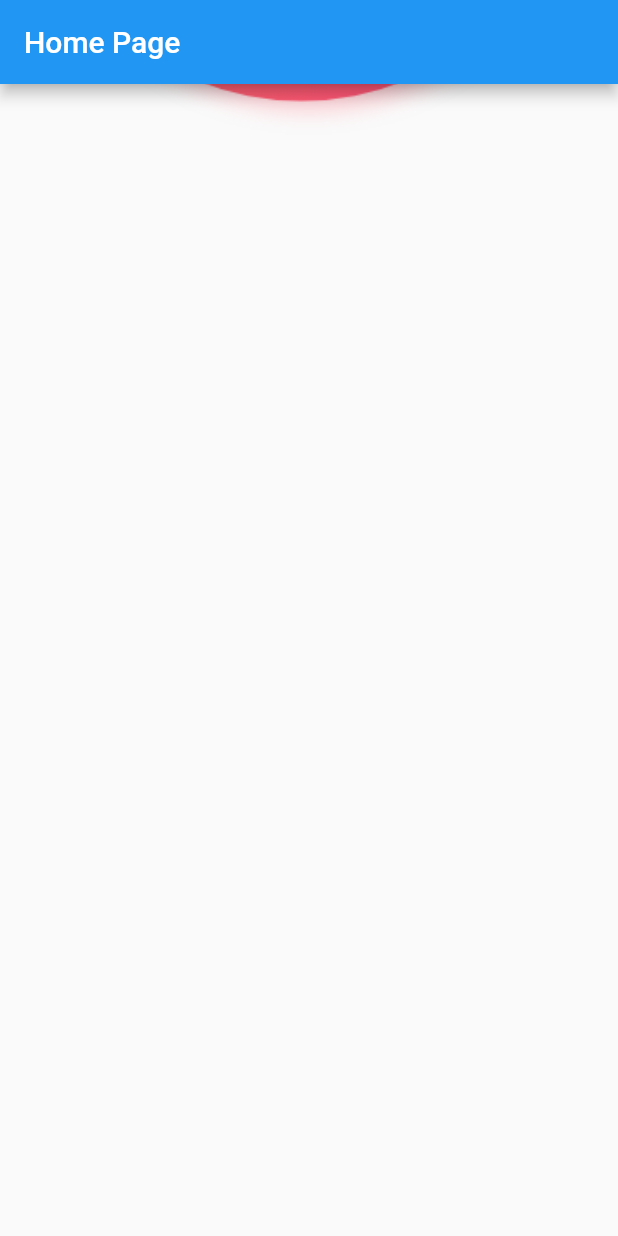
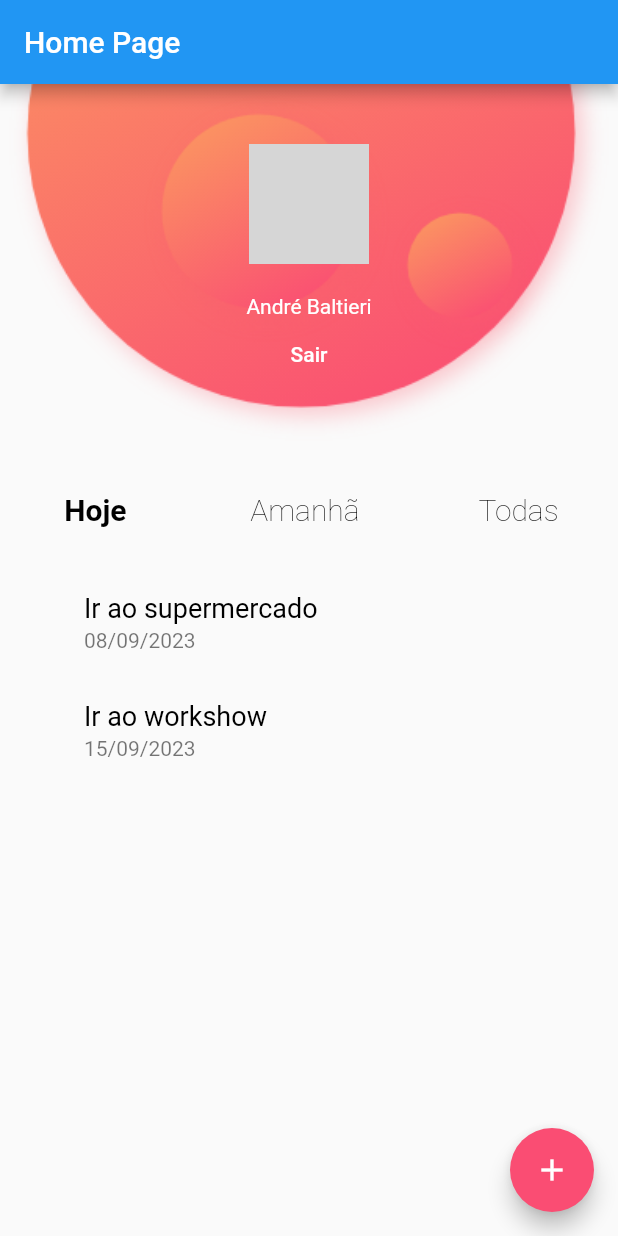
Before and after one commit to LuisGustav0/app_task, a Flutter app: the screen it shows after launch, on a phone screen of 412 x 824 dp. Run offline on Flutter 3.47's test engine with Material 2 defaults, Android fonts, the phone set to English and light mode, and no system bars; our stand-ins replace flutter_modular, google_fonts; network calls fail; Roboto replaces fonts that are missing (Mandali); grey boxes are pictures that could not be loaded.

Commit message:
feat: ajuste widgets

```diff
--- a/lib/app/core/config/themes/app_theme.dart
+++ b/lib/app/core/config/themes/app_theme.dart
@@ -4,9 +4,9 @@ import 'package:google_fonts/google_fonts.dart';
 class AppTheme {
   AppTheme._();
 
-  static Color get primaryColor => const Color(0xFF5C77CE);
+  static Color get primaryColor => const Color(0xFFFA4D73);
 
-  static Color get primaryColorLight => const Color(0xFFABC8f7);
+  static Color get primaryColorLight => const Color(0x64FA4D73);
 
   static Color get backgroundColor => const Color(0xFFFAFAFA);
 
--- a/lib/app/modules/home/presenter/pages/home_page.dart
+++ b/lib/app/modules/home/presenter/pages/home_page.dart
@@ -1,20 +1,32 @@
+import 'package:app_task/app/core/config/themes/app_theme.dart';
+import 'package:app_task/app/modules/home/presenter/widgets/navbar/navbar_widget.dart';
+import 'package:app_task/app/modules/home/presenter/widgets/todo_list/todo_list_widget.dart';
 import 'package:app_task/app/modules/home/presenter/widgets/user_card_widget/user_card_widget.dart';
 import 'package:flutter/material.dart';
 
 class HomePage extends StatelessWidget {
   const HomePage({Key? key}) : super(key: key);
 
+  Widget buildFloatingActionButton() {
+    return FloatingActionButton(
+      child: const Icon(Icons.add),
+      backgroundColor: AppTheme.primaryColor,
+      onPressed: () {},
+    );
+  }
+
   @override
   Widget build(BuildContext context) {
     return Scaffold(
       appBar: AppBar(title: const Text('Home Page')),
       body: Column(
-        children: [
-          UserCardWidget(
-
-          ),
+        children: const [
+          UserCardWidget(),
+          NavBarWidget(),
+          TodoListWidget(),
         ],
       ),
+      floatingActionButton: buildFloatingActionButton(),
     );
   }
 }
--- /dev/null
+++ b/lib/app/modules/home/presenter/widgets/navbar/navbar_widget.dart
@@ -0,0 +1,53 @@
+import 'package:app_task/app/core/config/themes/app_theme.dart';
+import 'package:flutter/material.dart';
+
+class NavBarWidget extends StatelessWidget {
+  const NavBarWidget({Key? key}) : super(key: key);
+
+  @override
+  Widget build(BuildContext context) {
+    return Container(
+      width: double.infinity,
+      height: 80,
+      child: Row(
+        crossAxisAlignment: CrossAxisAlignment.center,
+        mainAxisAlignment: MainAxisAlignment.spaceAround,
+        children: [
+          TextButton(
+            child: Text(
+              'Hoje',
+              style: TextStyle(
+                color: AppTheme.black,
+                fontSize: 20,
+                fontWeight: FontWeight.bold,
+              ),
+            ),
+            onPressed: () {},
+          ),
+          TextButton(
+            child: Text(
+              'Amanhã',
+              style: TextStyle(
+                color: AppTheme.black,
+                fontSize: 20,
+                fontWeight: FontWeight.w100,
+              ),
+            ),
+            onPressed: () {},
+          ),
+          TextButton(
+            child: Text(
+              'Todas',
+              style: TextStyle(
+                color: AppTheme.black,
+                fontSize: 20,
+                fontWeight: FontWeight.w100,
+              ),
+            ),
+            onPressed: () {},
+          ),
+        ],
+      ),
+    );
+  }
+}
--- /dev/null
+++ b/lib/app/modules/home/presenter/widgets/todo_list/todo_list_widget.dart
@@ -0,0 +1,41 @@
+import 'package:app_task/app/core/config/themes/app_theme.dart';
+import 'package:flutter/material.dart';
+
+class TodoListWidget extends StatelessWidget {
+  const TodoListWidget({Key? key}) : super(key: key);
+
+  @override
+  Widget build(BuildContext context) {
+    return Expanded(
+      child: Container(
+        child: ListView(
+          padding: EdgeInsets.only(
+            left: 40,
+          ),
+          children: [
+            ListTile(
+              title: Text(
+                'Ir ao supermercado',
+                style: TextStyle(
+                  fontSize: 18,
+                  color: AppTheme.black,
+                ),
+              ),
+              subtitle: Text('08/09/2023'),
+            ),
+            ListTile(
+              title: Text(
+                'Ir ao workshow',
+                style: TextStyle(
+                  fontSize: 18,
+                  color: AppTheme.black,
+                ),
+              ),
+              subtitle: Text('15/09/2023'),
+            ),
+          ],
+        ),
+      ),
+    );
+  }
+}
--- a/lib/app/modules/home/presenter/widgets/user_card_widget/user_card_widget.dart
+++ b/lib/app/modules/home/presenter/widgets/user_card_widget/user_card_widget.dart
@@ -1,3 +1,5 @@
+import 'package:app_task/app/core/config/themes/app_theme.dart';
+import 'package:app_task/app/core/presenter/components/avatar/avatar_component.dart';
 import 'package:flutter/material.dart';
 
 class UserCardWidget extends StatelessWidget {
@@ -6,17 +8,44 @@ class UserCardWidget extends StatelessWidget {
   @override
   Widget build(BuildContext context) {
     return Container(
-      padding: EdgeInsets.only(
+      alignment: Alignment.center,
+      width: double.infinity,
+      padding: const EdgeInsets.only(
         top: 40,
       ),
-      decoration: BoxDecoration(
+      decoration: const BoxDecoration(
         image: DecorationImage(
           fit: BoxFit.cover,
           alignment: Alignment.bottomCenter,
           image: ExactAssetImage(
             'assets/images/circle_orange.png',
-          )
-        )
+          ),
+        ),
+      ),
+      child: Column(
+        children: [
+          const AvatarComponent(
+            width: 80,
+            path: 'https://placehold.co/80',
+          ),
+          const SizedBox(height: 20),
+          Text(
+            'André Baltieri',
+            style: TextStyle(
+              color: AppTheme.white,
+            ),
+          ),
+          TextButton(
+            child: Text(
+              'Sair',
+              style: TextStyle(
+                color: AppTheme.white,
+              ),
+            ),
+            onPressed: () {},
+          ),
+          const SizedBox(height: 40),
+        ],
       ),
     );
   }
```
